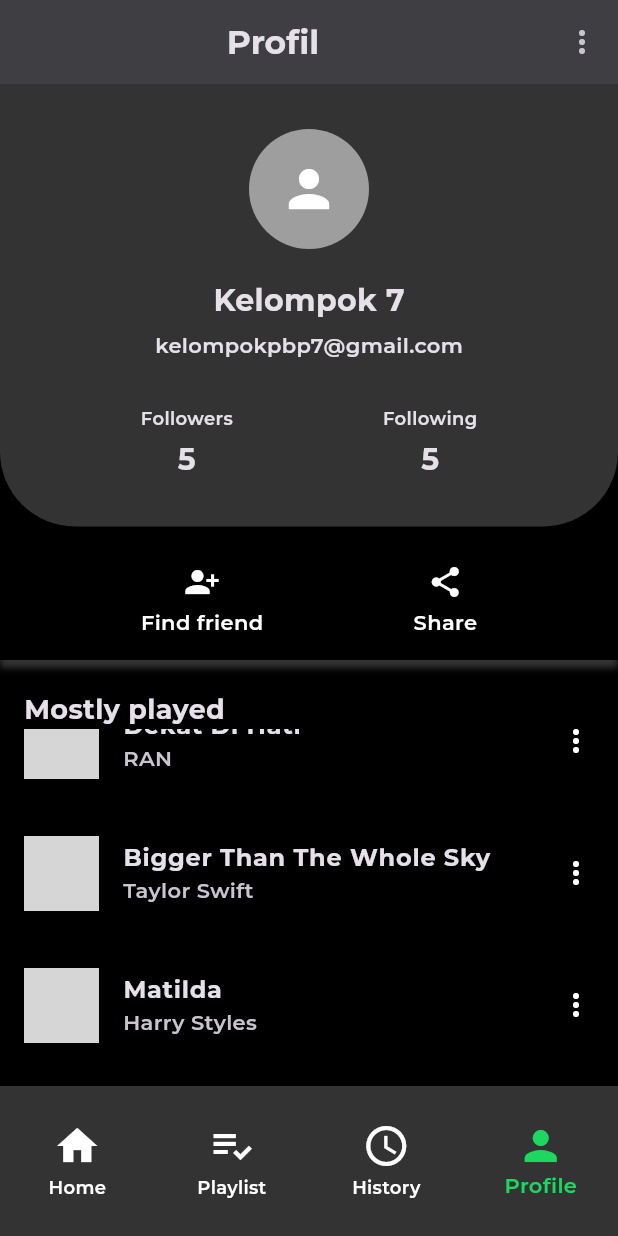
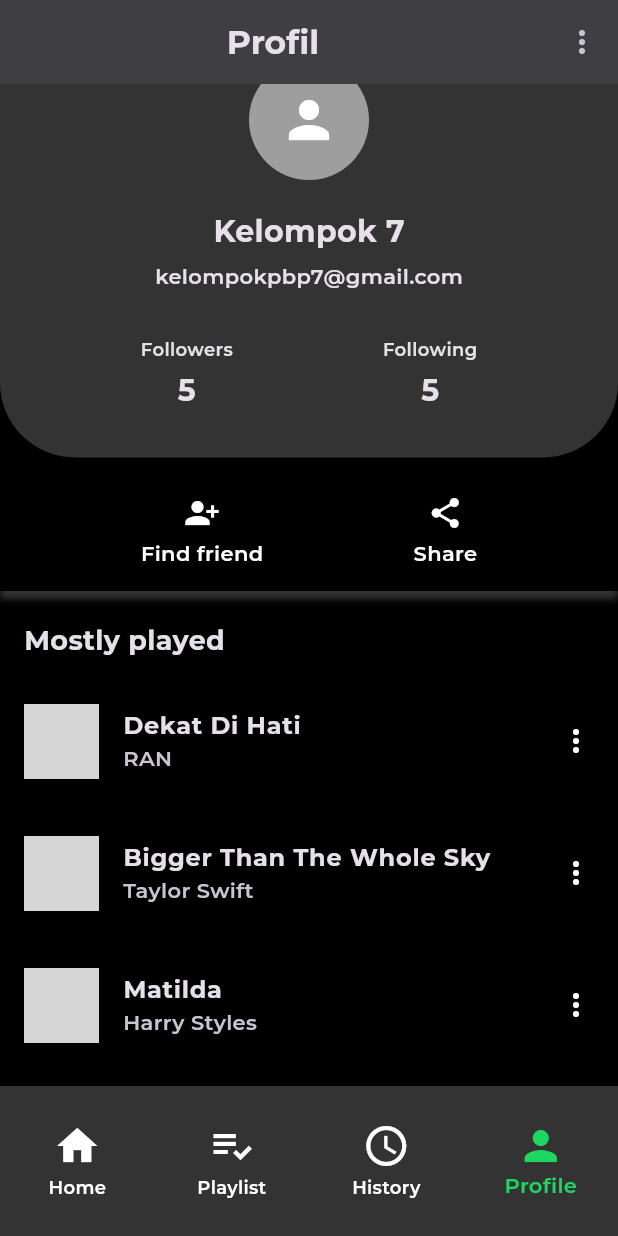
Before and after one commit to gideonladiyo/Spotify_Clone_Kelompok7_PPB, a Flutter app: the screen it shows after launch, item 4 of the bottom bar chosen, scrolled down 46 dp, on a phone screen of 412 x 824 dp. Run offline on Flutter 3.47's test engine with Material 3 defaults, Android fonts, the light colour scheme and no system bars; our stand-ins replace google_fonts; network calls fail; project files that could hold a hidden picture were left out; grey boxes are pictures that could not be loaded.

Commit message:
fix profile ui

```diff
--- a/lib/presentation/profile/profile.dart
+++ b/lib/presentation/profile/profile.dart
@@ -22,7 +22,8 @@ class Profile extends StatelessWidget {
           ),
         ],
       ),
-      body: Column(
+      body: SingleChildScrollView(
+        child: Column(
           children: [
             // Profile Header
             Container(
@@ -103,7 +104,8 @@ class Profile extends StatelessWidget {
                     children: [
                       Icon(Icons.person_add_alt_1, color: Colors.white),
                       SizedBox(height: 5),
-                    Text("Find friend", style: TextStyle(color: Colors.white)),
+                      Text("Find friend",
+                          style: TextStyle(color: Colors.white)),
                     ],
                   ),
                   SizedBox(width: 100),
@@ -134,8 +136,10 @@ class Profile extends StatelessWidget {
                 ],
               ),
             ),
-          Expanded(
+            SizedBox(
+              height: 300,
               child: ListView(
+                shrinkWrap: true, // Prevent ListView from taking infinite height // Disable ListView's scrolling
                 padding: EdgeInsets.symmetric(horizontal: 16, vertical: 10),
                 children: [
                   MusicTile(
@@ -153,10 +157,26 @@ class Profile extends StatelessWidget {
                     artist: "Harry Styles",
                     imageUrl: "https://via.placeholder.com/50",
                   ),
+                  MusicTile(
+                    title: "Matilda",
+                    artist: "Harry Styles",
+                    imageUrl: "https://via.placeholder.com/50",
+                  ),
+                  MusicTile(
+                    title: "Matilda",
+                    artist: "Harry Styles",
+                    imageUrl: "https://via.placeholder.com/50",
+                  ),
+                  MusicTile(
+                    title: "Matilda",
+                    artist: "Harry Styles",
+                    imageUrl: "https://via.placeholder.com/50",
+                  ),
                 ],
               ),
             ),
           ],
+        ),
       ),
     );
   }
```
Lines whose indentation alone changed are shown as unchanged.
